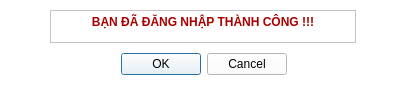
Old version of the form client/frontend/ui/check_apply.ui in the repository DacLuc/relative_face_recognition_app.
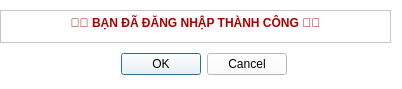
New version of the form.

Diff of the .ui file:
```diff
--- a/client/frontend/ui/check_apply.ui
+++ b/client/frontend/ui/check_apply.ui
@@ -19,9 +19,9 @@
   <widget class="QTextBrowser" name="textBrowser">
    <property name="geometry">
     <rect>
-     <x>50</x>
+     <x>0</x>
      <y>10</y>
-     <width>306</width>
+     <width>391</width>
      <height>33</height>
     </rect>
    </property>
@@ -37,7 +37,7 @@
 li.unchecked::marker { content: &quot;\2610&quot;; }
 li.checked::marker { content: &quot;\2612&quot;; }
 &lt;/style&gt;&lt;/head&gt;&lt;body style=&quot; font-family:'Segoe UI'; font-size:9pt; font-weight:700; font-style:normal;&quot;&gt;
-&lt;p align=&quot;center&quot; style=&quot; margin-top:0px; margin-bottom:0px; margin-left:0px; margin-right:0px; -qt-block-indent:0; text-indent:0px;&quot;&gt;BẠN ĐÃ ĐĂNG NHẬP THÀNH CÔNG !!!&lt;/p&gt;&lt;/body&gt;&lt;/html&gt;</string>
+&lt;p align=&quot;center&quot; style=&quot; margin-top:0px; margin-bottom:0px; margin-left:0px; margin-right:0px; -qt-block-indent:0; text-indent:0px;&quot;&gt;️🎊️🎊 BẠN ĐÃ ĐĂNG NHẬP THÀNH CÔNG ️🎊️🎊&lt;/p&gt;&lt;/body&gt;&lt;/html&gt;</string>
    </property>
   </widget>
   <widget class="QDialogButtonBox" name="exit_button">
```
